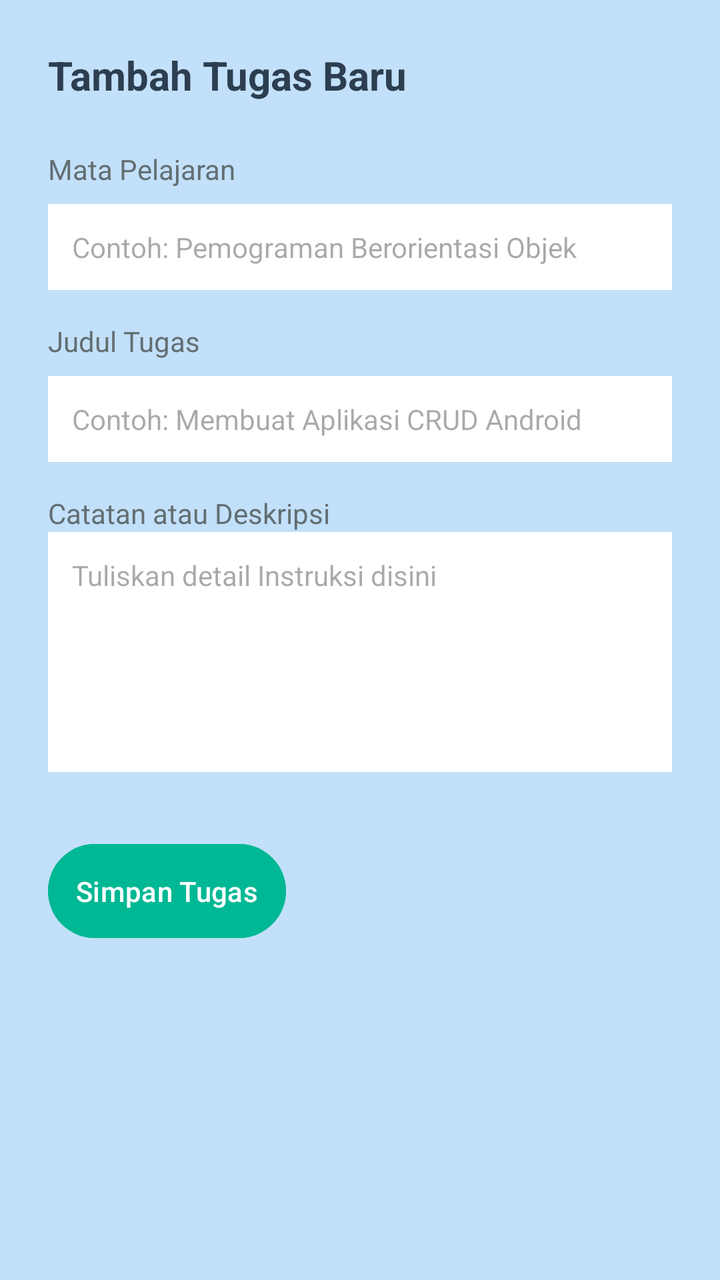
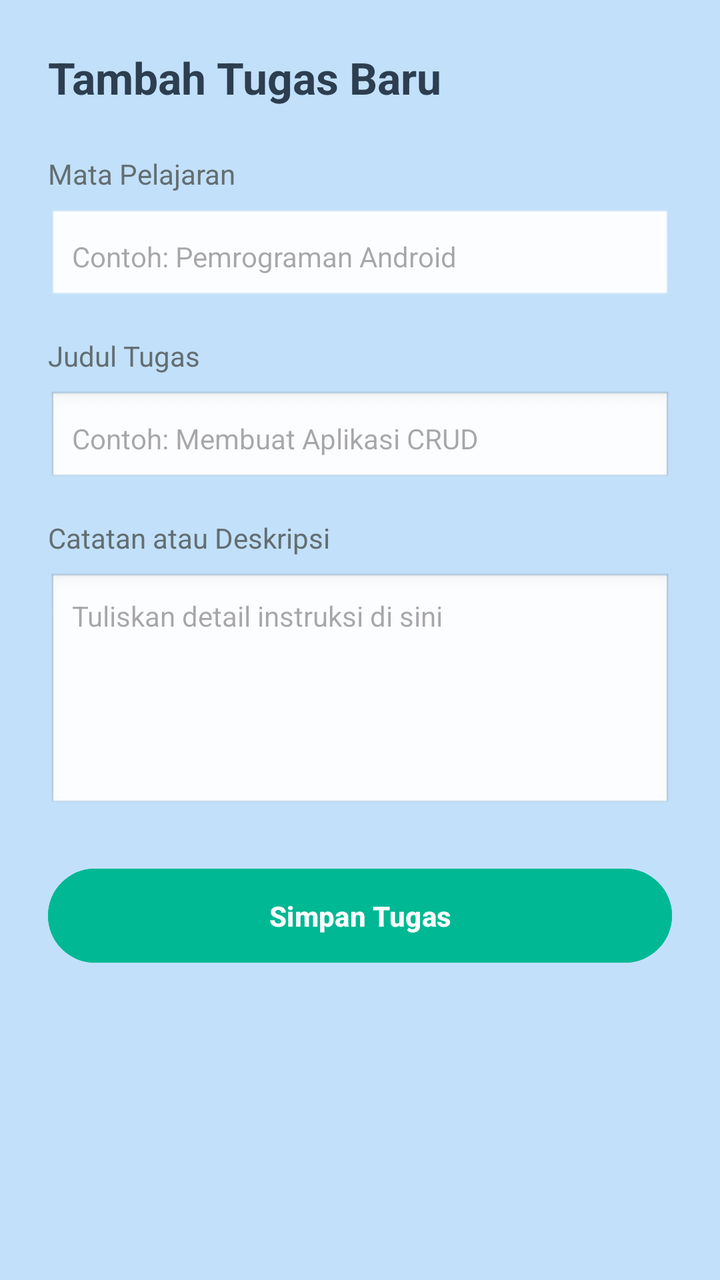

Compare the two renders of this Android layout. The source of the first and the diff that turns it into the second are given below.
<!-- AndroidManifest.xml: application theme Theme.Manajement2App -->
<!-- res/layout/activity_add_task.xml -->
<?xml version="1.0" encoding="utf-8"?>
<androidx.constraintlayout.widget.ConstraintLayout xmlns:android="http://schemas.android.com/apk/res/android"
    xmlns:app="http://schemas.android.com/apk/res-auto"
    xmlns:tools="http://schemas.android.com/tools"
    android:layout_width="match_parent"
    android:layout_height="match_parent"
    android:background="#C2E0F9"
    android:padding="24dp"
    tools:context="AddTaskActivity">

    
    <TextView
        android:layout_width="wrap_content"
        android:layout_height="wrap_content"
        android:id="@+id/tvFormTittle"
        android:text="Tambah Tugas Baru"
        android:textSize="20sp"
        android:textStyle="bold"
        android:textColor="#2C3E50"
        app:layout_constraintTop_toTopOf="parent"
        app:layout_constraintStart_toStartOf="parent" />

    
    <TextView
        android:layout_width="wrap_content"
        android:layout_height="wrap_content"
        android:id="@+id/labelMapel"
        android:text="Mata Pelajaran"
        android:textSize="14sp"
        android:textColor="#636E72"
        android:layout_marginTop="24dp"
        app:layout_constraintTop_toBottomOf="@+id/tvFormTittle"
        app:layout_constraintStart_toStartOf="parent" />

    <EditText
        android:layout_width="0dp"
        android:layout_height="wrap_content"
        android:hint="Contoh: Pemograman Berorientasi Objek"
        android:id="@+id/editMapel"
        android:textSize="14sp"
        android:inputType="text"
        android:background="#FFFFFF"
        android:padding="12dp"
        android:layout_marginTop="8dp"
        app:layout_constraintTop_toBottomOf="@+id/labelMapel"
        app:layout_constraintStart_toStartOf="parent"
        app:layout_constraintEnd_toEndOf="parent" />

    
    <TextView
        android:layout_width="wrap_content"
        android:layout_height="wrap_content"
        android:id="@+id/labelTugas"
        android:text="Judul Tugas"
        android:textSize="14sp"
        android:textColor="#636E72"
        android:layout_marginTop="16dp"
        app:layout_constraintTop_toBottomOf="@+id/editMapel"
        app:layout_constraintStart_toStartOf="parent"/>

    <EditText
        android:layout_width="0dp"
        android:layout_height="wrap_content"
        android:id="@+id/editJudulTugas"
        android:hint="Contoh: Membuat Aplikasi CRUD Android"
        android:textSize="14sp"
        android:inputType="text"
        android:padding="12dp"
        android:background="#FFFFFF"
        android:layout_marginTop="8dp"
        app:layout_constraintTop_toBottomOf="@id/labelTugas"
        app:layout_constraintStart_toStartOf="parent"
        app:layout_constraintEnd_toEndOf="parent" />

    
    <TextView
        android:layout_width="wrap_content"
        android:layout_height="wrap_content"
        android:id="@+id/labelDeskripsi"
        android:text="Catatan atau Deskripsi"
        android:textSize="14sp"
        android:textColor="#636E72"
        app:layout_constraintTop_toBottomOf="@id/editJudulTugas"
        app:layout_constraintStart_toStartOf="parent"
        android:layout_marginTop="16dp" />

    <EditText
        android:layout_width="0dp"
        android:layout_height="120dp"
        android:id="@+id/editDeskripsi"
        android:gravity="top|start"
        android:hint="Tuliskan detail Instruksi disini"
        android:textSize="14sp"
        android:inputType="textMultiLine"
        android:background="#FFFFFF"
        android:padding="12dp"
        app:layout_constraintTop_toBottomOf="@id/labelDeskripsi"
        app:layout_constraintStart_toStartOf="parent"
        app:layout_constraintEnd_toEndOf="parent"
        android:layout_margin="0dp" />

    
    <Button
        android:layout_width="0dp"
        android:layout_height="wrap_content"
        android:id="@+id/tombolSave"
        android:text="Simpan Tugas"
        android:backgroundTint="#00B894"
        android:textColor="#FFFFFF"
        android:padding="14dp"
        app:layout_constraintTop_toBottomOf="@id/editDeskripsi"
        app:layout_constraintStart_toStartOf="parent"
        android:layout_marginTop="32dp"/>

</androidx.constraintlayout.widget.ConstraintLayout>
<!-- resources referenced by this layout -->
<resources>
  <style name="Theme.Manajement2App" parent="Base.Theme.Manajement2App" />
  <style name="Base.Theme.Manajement2App" parent="Theme.Material3.DayNight.NoActionBar">
          
          
      </style>
</resources>

<!-- the commit's change to res/layout/activity_add_task.xml (unified diff, before → after) -->
@@ -1,20 +1,21 @@
 <?xml version="1.0" encoding="utf-8"?>
-<androidx.constraintlayout.widget.ConstraintLayout xmlns:android="http://schemas.android.com/apk/res/android"
+<androidx.constraintlayout.widget.ConstraintLayout
+    xmlns:android="http://schemas.android.com/apk/res/android"
     xmlns:app="http://schemas.android.com/apk/res-auto"
     xmlns:tools="http://schemas.android.com/tools"
     android:layout_width="match_parent"
     android:layout_height="match_parent"
     android:background="#C2E0F9"
     android:padding="24dp"
-    tools:context="AddTaskActivity">
+    tools:context=".AddTaskActivity">
 
     
     <TextView
+        android:id="@+id/tvFormTittle"
         android:layout_width="wrap_content"
         android:layout_height="wrap_content"
-        android:id="@+id/tvFormTittle"
         android:text="Tambah Tugas Baru"
-        android:textSize="20sp"
+        android:textSize="22sp"
         android:textStyle="bold"
         android:textColor="#2C3E50"
         app:layout_constraintTop_toTopOf="parent"
@@ -22,51 +23,54 @@
 
     
     <TextView
+        android:id="@+id/labelMapel"
         android:layout_width="wrap_content"
         android:layout_height="wrap_content"
-        android:id="@+id/labelMapel"
         android:text="Mata Pelajaran"
         android:textSize="14sp"
         android:textColor="#636E72"
         android:layout_marginTop="24dp"
-        app:layout_constraintTop_toBottomOf="@+id/tvFormTittle"
+        app:layout_constraintTop_toBottomOf="@id/tvFormTittle"
         app:layout_constraintStart_toStartOf="parent" />
 
+    
     <EditText
+        android:id="@+id/editMapel"
         android:layout_width="0dp"
         android:layout_height="wrap_content"
-        android:hint="Contoh: Pemograman Berorientasi Objek"
-        android:id="@+id/editMapel"
+        android:hint="Contoh: Pemrograman Android"
         android:textSize="14sp"
-        android:inputType="text"
-        android:background="#FFFFFF"
+        android:inputType="textCapSentences"
+        android:backgroundTint="#FFFFFF"
+        android:background="@android:drawable/edit_text"
         android:padding="12dp"
         android:layout_marginTop="8dp"
-        app:layout_constraintTop_toBottomOf="@+id/labelMapel"
+        app:layout_constraintTop_toBottomOf="@id/labelMapel"
         app:layout_constraintStart_toStartOf="parent"
         app:layout_constraintEnd_toEndOf="parent" />
 
     
     <TextView
+        android:id="@+id/labelTugas"
         android:layout_width="wrap_content"
         android:layout_height="wrap_content"
-        android:id="@+id/labelTugas"
         android:text="Judul Tugas"
         android:textSize="14sp"
         android:textColor="#636E72"
         android:layout_marginTop="16dp"
-        app:layout_constraintTop_toBottomOf="@+id/editMapel"
-        app:layout_constraintStart_toStartOf="parent"/>
+        app:layout_constraintTop_toBottomOf="@id/editMapel"
+        app:layout_constraintStart_toStartOf="parent" />
 
+    
     <EditText
+        android:id="@+id/editJudulTugas"
         android:layout_width="0dp"
         android:layout_height="wrap_content"
-        android:id="@+id/editJudulTugas"
-        android:hint="Contoh: Membuat Aplikasi CRUD Android"
+        android:hint="Contoh: Membuat Aplikasi CRUD"
         android:textSize="14sp"
-        android:inputType="text"
+        android:inputType="textCapSentences"
+        android:background="@android:drawable/edit_text"
         android:padding="12dp"
-        android:background="#FFFFFF"
         android:layout_marginTop="8dp"
         app:layout_constraintTop_toBottomOf="@id/labelTugas"
         app:layout_constraintStart_toStartOf="parent"
@@ -74,42 +78,45 @@
 
     
     <TextView
+        android:id="@+id/labelDeskripsi"
         android:layout_width="wrap_content"
         android:layout_height="wrap_content"
-        android:id="@+id/labelDeskripsi"
         android:text="Catatan atau Deskripsi"
         android:textSize="14sp"
         android:textColor="#636E72"
+        android:layout_marginTop="16dp"
         app:layout_constraintTop_toBottomOf="@id/editJudulTugas"
-        app:layout_constraintStart_toStartOf="parent"
-        android:layout_marginTop="16dp" />
+        app:layout_constraintStart_toStartOf="parent" />
 
+    
     <EditText
+        android:id="@+id/editDeskripsi"
         android:layout_width="0dp"
         android:layout_height="120dp"
-        android:id="@+id/editDeskripsi"
+        android:hint="Tuliskan detail instruksi di sini"
+        android:textSize="14sp"
+        android:inputType="textMultiLine|textCapSentences"
         android:gravity="top|start"
-        android:hint="Tuliskan detail Instruksi disini"
-        android:textSize="14sp"
-        android:inputType="textMultiLine"
-        android:background="#FFFFFF"
+        android:background="@android:drawable/edit_text"
         android:padding="12dp"
+        android:layout_marginTop="8dp"
         app:layout_constraintTop_toBottomOf="@id/labelDeskripsi"
         app:layout_constraintStart_toStartOf="parent"
-        app:layout_constraintEnd_toEndOf="parent"
-        android:layout_margin="0dp" />
+        app:layout_constraintEnd_toEndOf="parent" />
 
     
     <Button
+        android:id="@+id/tombolSave"
         android:layout_width="0dp"
         android:layout_height="wrap_content"
-        android:id="@+id/tombolSave"
         android:text="Simpan Tugas"
+        android:textColor="#FFFFFF"
+        android:textStyle="bold"
         android:backgroundTint="#00B894"
-        android:textColor="#FFFFFF"
         android:padding="14dp"
+        android:layout_marginTop="24dp"
         app:layout_constraintTop_toBottomOf="@id/editDeskripsi"
         app:layout_constraintStart_toStartOf="parent"
-        android:layout_marginTop="32dp"/>
+        app:layout_constraintEnd_toEndOf="parent" />
 
 </androidx.constraintlayout.widget.ConstraintLayout>
